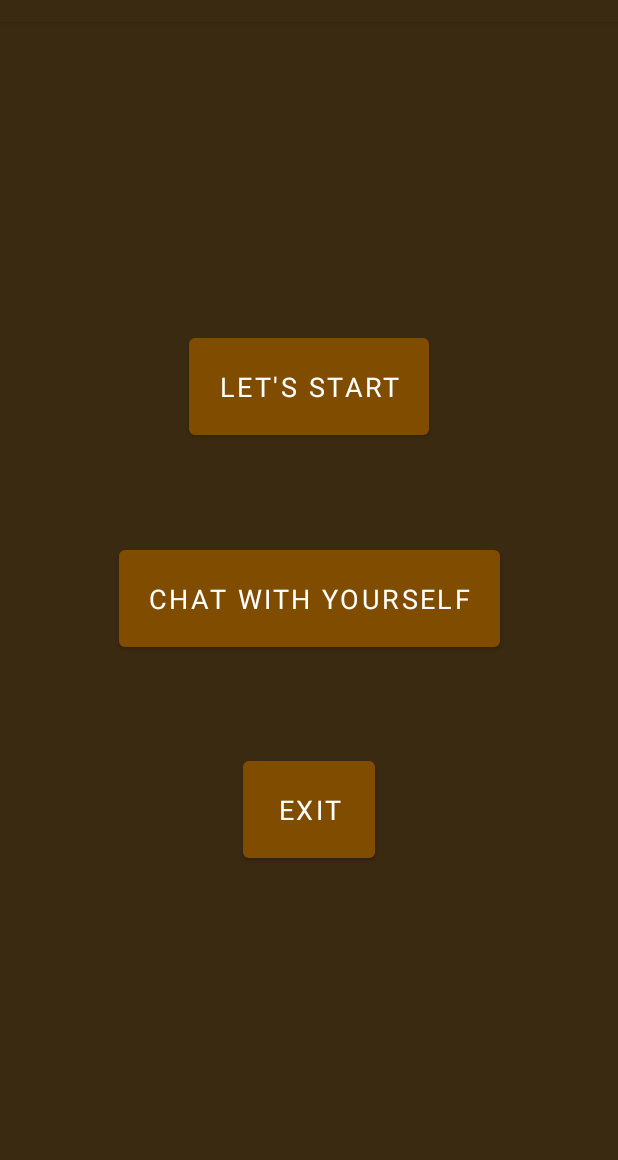
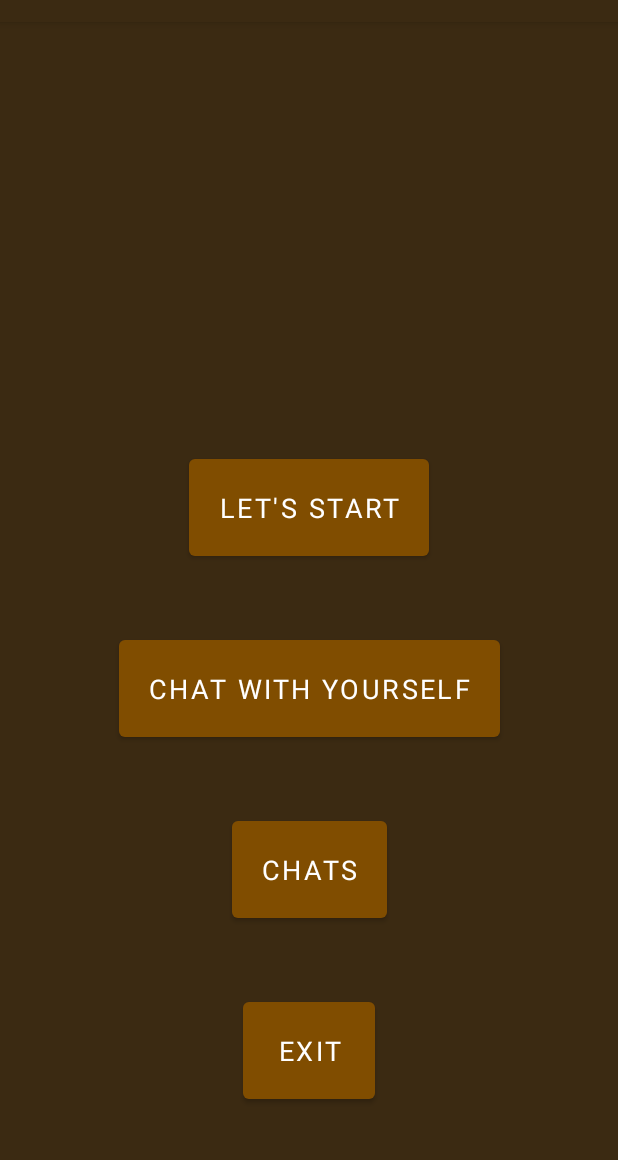
Before and after one commit to MForystek/BITEhack-mobile, an Android app: the screen it shows after launch (WelcomeActivity), on a phone screen of 412 x 824 dp, the part 62-1222 px from its top. Run offline under Robolectric (Android 15) with nearby library versions, the phone set to English and light mode, and no system bars.

Commit message:
added chats for users from welcome activity

```diff
--- a/app/src/main/java/com/dfs/dfsbitehackmobile/activity/MockService.java
+++ b/app/src/main/java/com/dfs/dfsbitehackmobile/activity/MockService.java
@@ -17,6 +17,7 @@ public class MockService implements ServiceAPI {
         users = new ArrayList<>();
         users.add(new User("Adam", "adampączkizjadam2137@poczta.com", "green", Arrays.asList("purring", "sleeping"), Arrays.asList("killing", "meowing")));
         users.add(new User("Mathew", "maciekpaciek@poczta.com", "red", Arrays.asList("guitar playing", "chess"), Arrays.asList("scuba diving", "driving")));
+        users.add(new User("Poteflon", "gdziewidelcem@po.teflonie", "red", Arrays.asList("Potelfoning", "Auching"), Arrays.asList("workalonging", "viverning")));
         messages = new ArrayList<>();
         messages.add(
                 new Message("cześć", users.get(1), users.get(0), Instant.parse("2023-01-14T18:38:24.00Z"),  false));
@@ -49,6 +50,11 @@ public class MockService implements ServiceAPI {
     }
 
     @Override
+    public List<User> getUserChats() {
+        return users;
+    }
+
+    @Override
     public List<Message> getMessages(User user1, User user2) {
         return messages;
     }
--- a/app/src/main/java/com/dfs/dfsbitehackmobile/activity/ServiceAPI.java
+++ b/app/src/main/java/com/dfs/dfsbitehackmobile/activity/ServiceAPI.java
@@ -8,6 +8,7 @@ public interface ServiceAPI {
     User getCurrentUser();
     User getUserByNick(String nick);
     User getNextUser();
+    List<User> getUserChats();
     List<Message> getMessages(User user1, User user2);
     void writeMessage(Message message);
 }
--- a/app/src/main/java/com/dfs/dfsbitehackmobile/activity/WelcomeActivity.java
+++ b/app/src/main/java/com/dfs/dfsbitehackmobile/activity/WelcomeActivity.java
@@ -20,7 +20,8 @@ public class WelcomeActivity extends AppCompatActivity {
 
     private void initializeComponents() {
         Button startButton = findViewById(R.id.startButton);
-        Button chatButton = findViewById(R.id.chatButton);
+        Button singleChatButton = findViewById(R.id.singleChatButton);
+        Button chatsListButton = findViewById(R.id.chatsListButton);
         Button exitButton = findViewById(R.id.exitButton);
 
         startButton.setOnClickListener(view -> {
@@ -28,10 +29,15 @@ public class WelcomeActivity extends AppCompatActivity {
             WelcomeActivity.this.startActivity(matchIntent);
         });
 
-        chatButton.setOnClickListener(view -> {
+        singleChatButton.setOnClickListener(view -> {
             Intent chatIntent = new Intent(WelcomeActivity.this, ChatActivity.class);
             chatIntent.putExtra("nick", ""); //todo: when this is moved to separate class, pass nick of person that user is chatting with.
             WelcomeActivity.this.startActivity(chatIntent);
+        });
+
+        chatsListButton.setOnClickListener(view -> {
+            Intent chatsListIntent = new Intent(WelcomeActivity.this, ChatsListActivity.class);
+            WelcomeActivity.this.startActivity(chatsListIntent);
         });
 
         exitButton.setOnClickListener(view -> {
--- a/app/src/main/res/layout/activity_welcome.xml
+++ b/app/src/main/res/layout/activity_welcome.xml
@@ -12,22 +12,32 @@
         android:layout_height="wrap_content"
         android:text="@string/start_caption"
         android:padding="20dp"
-        app:layout_constraintEnd_toEndOf="parent"
+        app:layout_constraintTop_toTopOf="parent"
+        app:layout_constraintBottom_toTopOf="@id/exitButton"
         app:layout_constraintStart_toStartOf="parent"
-        app:layout_constraintTop_toTopOf="parent"
-        app:layout_constraintBottom_toTopOf="@id/exitButton"/>
+        app:layout_constraintEnd_toEndOf="parent" />
 
     <Button
-        android:id="@+id/chatButton"
+        android:id="@+id/singleChatButton"
         android:layout_width="wrap_content"
         android:layout_height="wrap_content"
         android:padding="20dp"
+        android:text="@string/chat_button_caption"
+        app:layout_constraintTop_toBottomOf="@+id/startButton"
+        app:layout_constraintBottom_toTopOf="@+id/chatsListButton"
+        app:layout_constraintStart_toStartOf="parent"
+        app:layout_constraintEnd_toEndOf="parent" />
 
-        android:text="@string/chat_button_caption"
-        app:layout_constraintBottom_toTopOf="@+id/exitButton"
-        app:layout_constraintEnd_toEndOf="parent"
+    <Button
+        android:id="@+id/chatsListButton"
+        android:layout_width="wrap_content"
+        android:layout_height="wrap_content"
+        android:text="@string/chats"
+        android:padding="20dp"
+        app:layout_constraintTop_toBottomOf="@+id/singleChatButton"
+        app:layout_constraintBottom_toTopOf="@id/exitButton"
         app:layout_constraintStart_toStartOf="parent"
-        app:layout_constraintTop_toBottomOf="@+id/startButton" />
+        app:layout_constraintEnd_toEndOf="parent" />
 
     <Button
         android:id="@+id/exitButton"
@@ -35,8 +45,8 @@
         android:layout_height="wrap_content"
         android:text="@string/exit"
         android:padding="20dp"
+        app:layout_constraintTop_toBottomOf="@+id/chatsListButton"
         app:layout_constraintBottom_toBottomOf="parent"
-        app:layout_constraintEnd_toEndOf="parent"
         app:layout_constraintStart_toStartOf="parent"
-        app:layout_constraintTop_toBottomOf="@+id/startButton" />
+        app:layout_constraintEnd_toEndOf="parent" />
 </androidx.constraintlayout.widget.ConstraintLayout>
--- a/app/src/main/res/values/strings.xml
+++ b/app/src/main/res/values/strings.xml
@@ -7,4 +7,6 @@
     <string name="user_wanted_skills">USER WANTS TO</string>
     <string name="user_owned_skills">USER SKILLS</string>
     <string name="write_a_message">Write a message</string>
+    <string name="chats">Chats</string>
+    <string name="chat_display">%1$s - %2$s</string>
 </resources>
```
Also changed, not shown: app/src/main/AndroidManifest.xml (+6 -4 lines), app/src/main/java/com/dfs/dfsbitehackmobile/activity/ChatsListActivity.java (added, +59 -0 lines), app/src/main/java/com/dfs/dfsbitehackmobile/activity/MatchActivity.java (+2 -13 lines), app/src/main/java/com/dfs/dfsbitehackmobile/util/Utils.java (added, +15 -0 lines), app/src/main/res/layout/activity_chats_list.xml (added, +28 -0 lines).
